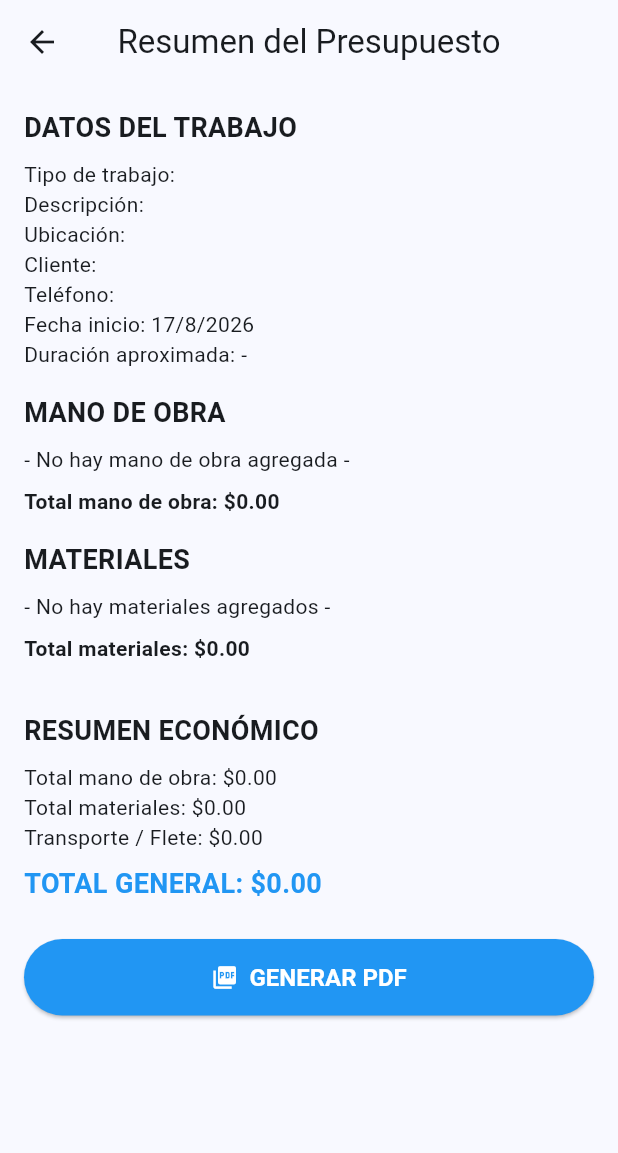
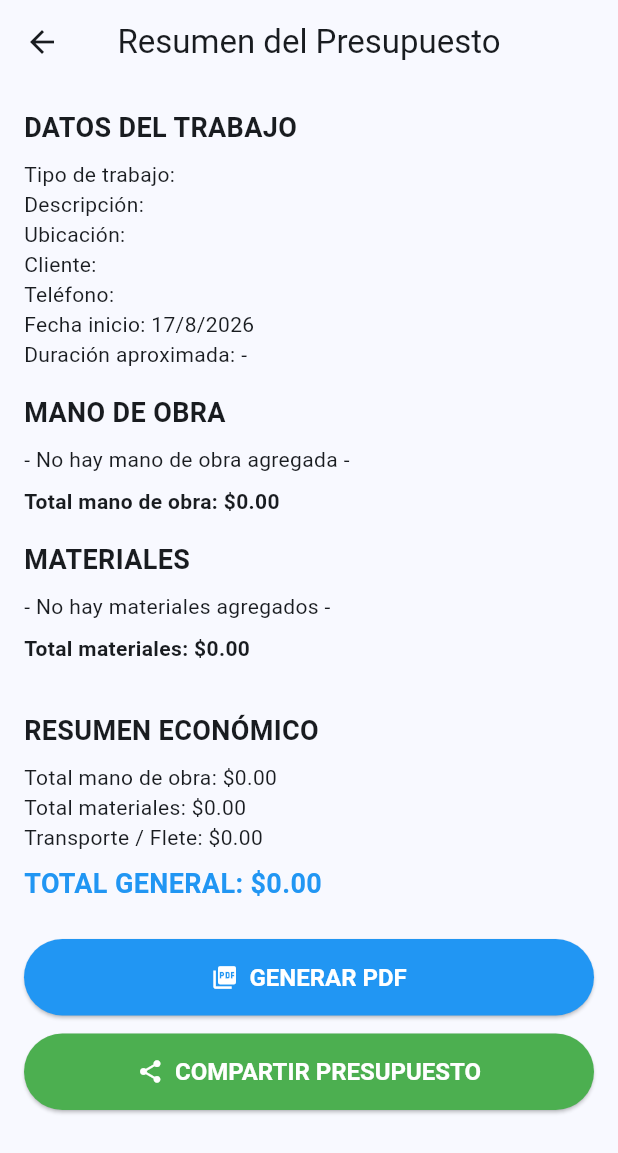
Before and after one commit to Proyectochau/chaupi_master, a Flutter app: the ResumenPresupuestoPage screen opened directly with empty values, after a tap on "GENERAR PDF", on a phone screen of 412 x 824 dp. Shown: the top 1153 px of the screen. Run offline on Flutter 3.47's test engine with Material 3 defaults, Android fonts, the phone set to English and light mode, and no system bars; our stand-ins replace image_picker, pdf, printing.

Commit message:
Agrega opcion para compartir presupuesto en PDF

```diff
--- a/lib/pages/resumen_presupuesto_page.dart
+++ b/lib/pages/resumen_presupuesto_page.dart
@@ -3,10 +3,60 @@ import 'package:flutter/material.dart';
 import '../models/presupuesto.dart';
 import '../services/pdf_generator.dart';
 
-class ResumenPresupuestoPage extends StatelessWidget {
+class ResumenPresupuestoPage extends StatefulWidget {
   final Presupuesto presupuesto;
 
   const ResumenPresupuestoPage({super.key, required this.presupuesto});
+
+  @override
+  State<ResumenPresupuestoPage> createState() => _ResumenPresupuestoPageState();
+}
+
+class _ResumenPresupuestoPageState extends State<ResumenPresupuestoPage> {
+  bool _isGenerating = false;
+  bool _isSharing = false;
+
+  Future<void> _handleGeneratePdf() async {
+    setState(() => _isGenerating = true);
+    try {
+      await PdfGenerator.generateAndViewPresupuestoPdf(widget.presupuesto);
+    } catch (e) {
+      if (mounted) {
+        ScaffoldMessenger.of(context).showSnackBar(
+          SnackBar(
+            content: Text('Error al generar PDF: $e'),
+            backgroundColor: Colors.red,
+            duration: const Duration(seconds: 3),
+          ),
+        );
+      }
+    } finally {
+      if (mounted) {
+        setState(() => _isGenerating = false);
+      }
+    }
+  }
+
+  Future<void> _handleSharePdf() async {
+    setState(() => _isSharing = true);
+    try {
+      await PdfGenerator.sharePresupuestoPdf(widget.presupuesto);
+    } catch (e) {
+      if (mounted) {
+        ScaffoldMessenger.of(context).showSnackBar(
+          SnackBar(
+            content: Text('Error al compartir PDF: $e'),
+            backgroundColor: Colors.red,
+            duration: const Duration(seconds: 3),
+          ),
+        );
+      }
+    } finally {
+      if (mounted) {
+        setState(() => _isSharing = false);
+      }
+    }
+  }
 
   @override
   Widget build(BuildContext context) {
@@ -23,23 +73,23 @@ class ResumenPresupuestoPage extends StatelessWidget {
             children: [
               const Text('DATOS DEL TRABAJO', style: TextStyle(fontSize: 18, fontWeight: FontWeight.bold)),
               const SizedBox(height: 8),
-              Text('Tipo de trabajo: ${presupuesto.tipoTrabajo}'),
-              Text('Descripción: ${presupuesto.descripcion ?? '-'}'),
-              Text('Ubicación: ${presupuesto.ubicacion ?? '-'}'),
-              Text('Cliente: ${presupuesto.clienteNombre ?? '-'}'),
-              Text('Teléfono: ${presupuesto.telefono ?? '-'}'),
-              Text('Fecha inicio: ${presupuesto.fechaInicio != null ? '${presupuesto.fechaInicio!.day}/${presupuesto.fechaInicio!.month}/${presupuesto.fechaInicio!.year}' : '-'}'),
-              Text('Duración aproximada: ${presupuesto.duracionAproximada != null && presupuesto.duracionAproximada! > 0 ? '${presupuesto.duracionAproximada! % 1 == 0 ? presupuesto.duracionAproximada!.toStringAsFixed(0) : presupuesto.duracionAproximada!.toStringAsFixed(2)} ${presupuesto.unidadDuracion ?? 'Días'}' : '-'}'),
-              if ((presupuesto.notasAdicionales ?? '').trim().isNotEmpty)
-                Text('Notas adicionales: ${presupuesto.notasAdicionales}'),
+              Text('Tipo de trabajo: ${widget.presupuesto.tipoTrabajo}'),
+              Text('Descripción: ${widget.presupuesto.descripcion ?? '-'}'),
+              Text('Ubicación: ${widget.presupuesto.ubicacion ?? '-'}'),
+              Text('Cliente: ${widget.presupuesto.clienteNombre ?? '-'}'),
+              Text('Teléfono: ${widget.presupuesto.telefono ?? '-'}'),
+              Text('Fecha inicio: ${widget.presupuesto.fechaInicio != null ? '${widget.presupuesto.fechaInicio!.day}/${widget.presupuesto.fechaInicio!.month}/${widget.presupuesto.fechaInicio!.year}' : '-'}'),
+              Text('Duración aproximada: ${widget.presupuesto.duracionAproximada != null && widget.presupuesto.duracionAproximada! > 0 ? '${widget.presupuesto.duracionAproximada! % 1 == 0 ? widget.presupuesto.duracionAproximada!.toStringAsFixed(0) : widget.presupuesto.duracionAproximada!.toStringAsFixed(2)} ${widget.presupuesto.unidadDuracion ?? 'Días'}' : '-'}'),
+              if ((widget.presupuesto.notasAdicionales ?? '').trim().isNotEmpty)
+                Text('Notas adicionales: ${widget.presupuesto.notasAdicionales}'),
               const SizedBox(height: 16),
 
               const Text('MANO DE OBRA', style: TextStyle(fontSize: 18, fontWeight: FontWeight.bold)),
               const SizedBox(height: 8),
-              presupuesto.manoObra.isEmpty
+              widget.presupuesto.manoObra.isEmpty
                   ? const Text('- No hay mano de obra agregada -')
                   : Column(
-                      children: presupuesto.manoObra.map((m) {
+                      children: widget.presupuesto.manoObra.map((m) {
                         return ListTile(
                           title: Text(m.descripcion),
                           subtitle: Text('Función: ${m.tipo} • Días: ${m.dias} • Precio/día: \$${m.precioDia.toStringAsFixed(2)}'),
@@ -48,15 +98,15 @@ class ResumenPresupuestoPage extends StatelessWidget {
                       }).toList(),
                     ),
               const SizedBox(height: 8),
-              Text('Total mano de obra: \$${presupuesto.totalManoObra.toStringAsFixed(2)}', style: const TextStyle(fontWeight: FontWeight.bold)),
+              Text('Total mano de obra: \$${widget.presupuesto.totalManoObra.toStringAsFixed(2)}', style: const TextStyle(fontWeight: FontWeight.bold)),
               const SizedBox(height: 16),
 
               const Text('MATERIALES', style: TextStyle(fontSize: 18, fontWeight: FontWeight.bold)),
               const SizedBox(height: 8),
-              presupuesto.materiales.isEmpty
+              widget.presupuesto.materiales.isEmpty
                   ? const Text('- No hay materiales agregados -')
                   : Column(
-                      children: presupuesto.materiales.map((mat) {
+                      children: widget.presupuesto.materiales.map((mat) {
                         return ListTile(
                           title: Text(mat.nombre),
                           subtitle: Text('Cantidad: ${mat.cantidad} • Unidad/Precio: \$${mat.precio.toStringAsFixed(2)}'),
@@ -65,10 +115,10 @@ class ResumenPresupuestoPage extends StatelessWidget {
                       }).toList(),
                     ),
               const SizedBox(height: 8),
-              Text('Total materiales: \$${presupuesto.totalMateriales.toStringAsFixed(2)}', style: const TextStyle(fontWeight: FontWeight.bold)),
+              Text('Total materiales: \$${widget.presupuesto.totalMateriales.toStringAsFixed(2)}', style: const TextStyle(fontWeight: FontWeight.bold)),
               const SizedBox(height: 16),
 
-              if (presupuesto.fotosTrabajo.isNotEmpty) ...[
+              if (widget.presupuesto.fotosTrabajo.isNotEmpty) ...[
                 const SizedBox(height: 16),
                 const Text('FOTOS DEL TRABAJO', style: TextStyle(fontSize: 18, fontWeight: FontWeight.bold)),
                 const SizedBox(height: 8),
@@ -76,9 +126,9 @@ class ResumenPresupuestoPage extends StatelessWidget {
                   height: 110,
                   child: ListView.builder(
                     scrollDirection: Axis.horizontal,
-                    itemCount: presupuesto.fotosTrabajo.length,
+                    itemCount: widget.presupuesto.fotosTrabajo.length,
                     itemBuilder: (context, index) {
-                      final path = presupuesto.fotosTrabajo[index];
+                      final path = widget.presupuesto.fotosTrabajo[index];
                       return Padding(
                         padding: const EdgeInsets.only(right: 10),
                         child: ClipRRect(
@@ -98,23 +148,52 @@ class ResumenPresupuestoPage extends StatelessWidget {
               const SizedBox(height: 16),
               const Text('RESUMEN ECONÓMICO', style: TextStyle(fontSize: 18, fontWeight: FontWeight.bold)),
               const SizedBox(height: 8),
-              Text('Total mano de obra: \$${presupuesto.totalManoObra.toStringAsFixed(2)}'),
-              Text('Total materiales: \$${presupuesto.totalMateriales.toStringAsFixed(2)}'),
-              Text('Transporte / Flete: \$${presupuesto.transporte.toStringAsFixed(2)}'),
+              Text('Total mano de obra: \$${widget.presupuesto.totalManoObra.toStringAsFixed(2)}'),
+              Text('Total materiales: \$${widget.presupuesto.totalMateriales.toStringAsFixed(2)}'),
+              Text('Transporte / Flete: \$${widget.presupuesto.transporte.toStringAsFixed(2)}'),
               const SizedBox(height: 8),
-              Text('TOTAL GENERAL: \$${presupuesto.totalGeneral.toStringAsFixed(2)}', style: const TextStyle(fontSize: 18, fontWeight: FontWeight.bold, color: Colors.blue)),
+              Text('TOTAL GENERAL: \$${widget.presupuesto.totalGeneral.toStringAsFixed(2)}', style: const TextStyle(fontSize: 18, fontWeight: FontWeight.bold, color: Colors.blue)),
               const SizedBox(height: 24),
               SizedBox(
                 width: double.infinity,
                 child: ElevatedButton.icon(
-                  onPressed: () => PdfGenerator.generateAndSharePresupuestoPdf(presupuesto),
-                  icon: const Icon(Icons.picture_as_pdf),
-                  label: const Text('GENERAR PDF'),
+                  onPressed: _isGenerating ? null : _handleGeneratePdf,
+                  icon: _isGenerating
+                      ? const SizedBox(
+                          width: 20,
+                          height: 20,
+                          child: CircularProgressIndicator(strokeWidth: 2),
+                        )
+                      : const Icon(Icons.picture_as_pdf),
+                  label: Text(_isGenerating ? 'GENERANDO...' : 'GENERAR PDF'),
                   style: ElevatedButton.styleFrom(
                     backgroundColor: Colors.blue,
                     foregroundColor: Colors.white,
                     padding: const EdgeInsets.symmetric(vertical: 16),
                     textStyle: const TextStyle(fontSize: 16, fontWeight: FontWeight.bold),
+                    disabledBackgroundColor: Colors.grey,
+                  ),
+                ),
+              ),
+              const SizedBox(height: 12),
+              SizedBox(
+                width: double.infinity,
+                child: ElevatedButton.icon(
+                  onPressed: _isSharing ? null : _handleSharePdf,
+                  icon: _isSharing
+                      ? const SizedBox(
+                          width: 20,
+                          height: 20,
+                          child: CircularProgressIndicator(strokeWidth: 2),
+                        )
+                      : const Icon(Icons.share),
+                  label: Text(_isSharing ? 'COMPARTIENDO...' : 'COMPARTIR PRESUPUESTO'),
+                  style: ElevatedButton.styleFrom(
+                    backgroundColor: Colors.green,
+                    foregroundColor: Colors.white,
+                    padding: const EdgeInsets.symmetric(vertical: 16),
+                    textStyle: const TextStyle(fontSize: 16, fontWeight: FontWeight.bold),
+                    disabledBackgroundColor: Colors.grey,
                   ),
                 ),
               ),
--- a/lib/services/pdf_generator.dart
+++ b/lib/services/pdf_generator.dart
@@ -5,7 +5,8 @@ import 'package:printing/printing.dart';
 import '../models/presupuesto.dart';
 
 class PdfGenerator {
-  static Future<void> generateAndSharePresupuestoPdf(Presupuesto presupuesto) async {
+  /// Construye el documento PDF con el contenido del presupuesto
+  static pw.Document _buildPresupuestoPdfDocument(Presupuesto presupuesto) {
     final pdf = pw.Document();
 
     // Agregar página al PDF
@@ -357,9 +358,32 @@ class PdfGenerator {
       );
     }
 
+    return pdf;
+  }
+
+  /// Genera y visualiza el presupuesto en PDF
+  static Future<void> generateAndViewPresupuestoPdf(Presupuesto presupuesto) async {
+    final pdf = _buildPresupuestoPdfDocument(presupuesto);
+
     // Mostrar el PDF
     await Printing.layoutPdf(
       onLayout: (PdfPageFormat format) async => pdf.save(),
     );
   }
+
+  /// Genera el presupuesto en PDF y lo comparte a través de las aplicaciones disponibles
+  static Future<void> sharePresupuestoPdf(Presupuesto presupuesto) async {
+    try {
+      final pdf = _buildPresupuestoPdfDocument(presupuesto);
+      final pdfBytes = await pdf.save();
+
+      // Compartir usando Printing.sharePdf
+      await Printing.sharePdf(
+        bytes: pdfBytes,
+        filename: 'presupuesto_chaupi_master.pdf',
+      );
+    } catch (e) {
+      throw Exception('Error al generar o compartir el presupuesto: $e');
+    }
+  }
 }
```
Also changed, not shown: pubspec.lock.
